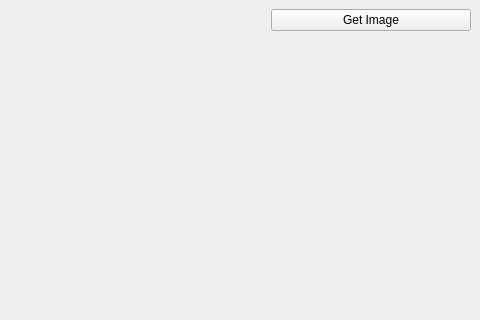
First picture: the form in qtcam.ui, repository sdickreuter/pyximea, before the edit; both pictures show x 400 to 880 and y 0 to 320 of the 880 by 658 pixel window.
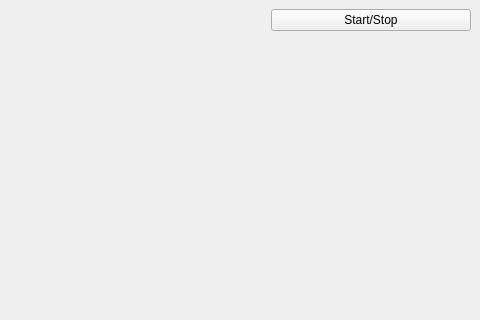
Second picture: the form after the edit.

Commit message: qtcam now has thread for continuous image acquistion

```diff
--- a/qtcam.ui
+++ b/qtcam.ui
@@ -38,7 +38,7 @@
          </size>
         </property>
         <property name="text">
-         <string>Get Image</string>
+         <string>Start/Stop</string>
         </property>
        </widget>
       </item>
```
The commit also changes 1 other file.
